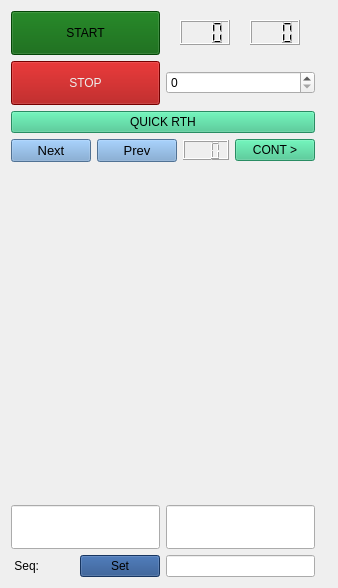
Qt form src/rviz_plugin/ui/mission.ui (azidanit/yolo_asv_ros_autonomous_control) before a commit.
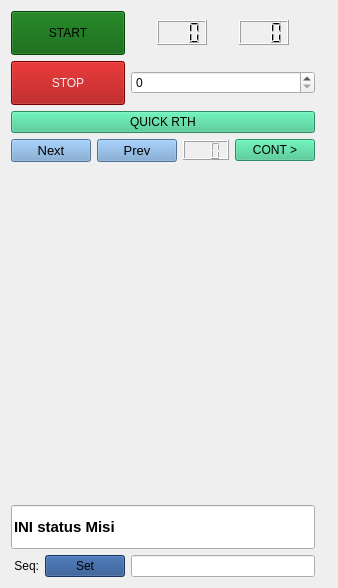
The same form after that commit. Custom widgets are drawn as their Qt base class.

The edit to the form file:
```diff
--- a/src/rviz_plugin/ui/mission.ui
+++ b/src/rviz_plugin/ui/mission.ui
@@ -120,19 +120,6 @@
      </item>
     </layout>
    </item>
-   <item row="20" column="0">
-    <widget class="QLineEdit" name="dataToSTM">
-     <property name="maximumSize">
-      <size>
-       <width>16777215</width>
-       <height>44</height>
-      </size>
-     </property>
-     <property name="readOnly">
-      <bool>true</bool>
-     </property>
-    </widget>
-   </item>
    <item row="2" column="0">
     <widget class="QPushButton" name="stopButton">
      <property name="minimumSize">
@@ -232,7 +219,7 @@
      </property>
     </widget>
    </item>
-   <item row="20" column="1">
+   <item row="20" column="0" colspan="2">
     <widget class="QLineEdit" name="missionStatus">
      <property name="maximumSize">
       <size>
@@ -240,6 +227,17 @@
        <height>44</height>
       </size>
      </property>
+     <property name="font">
+      <font>
+       <family>Ubuntu</family>
+       <pointsize>11</pointsize>
+       <weight>75</weight>
+       <bold>true</bold>
+      </font>
+     </property>
+     <property name="text">
+      <string>INI status Misi</string>
+     </property>
      <property name="readOnly">
       <bool>true</bool>
      </property>
```
